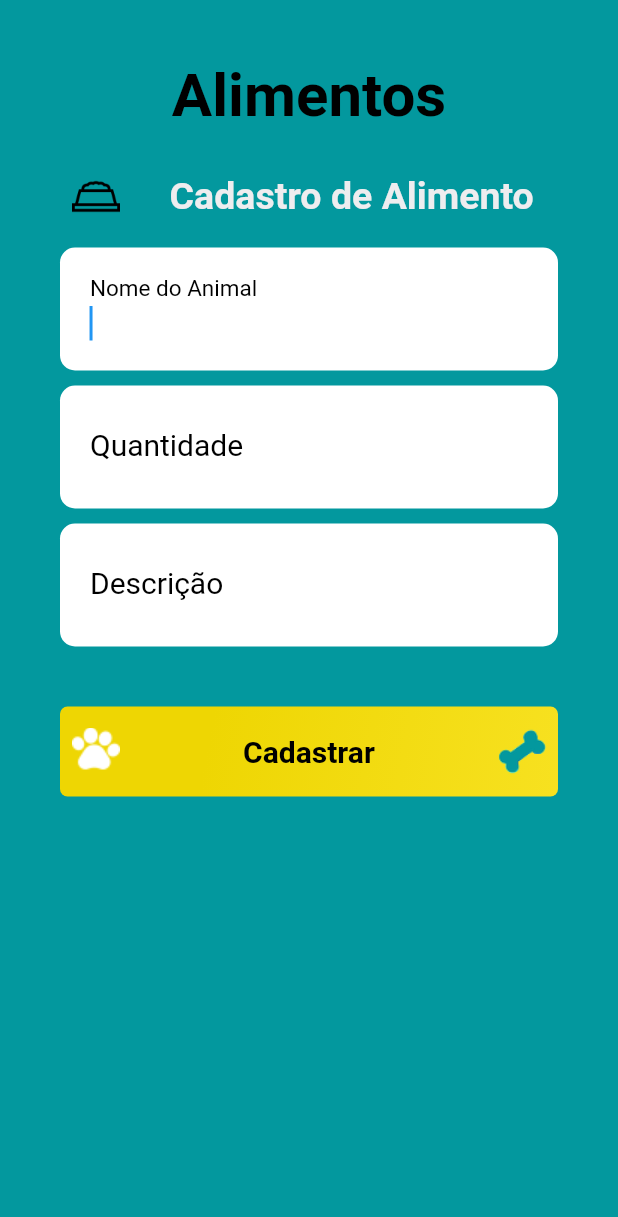
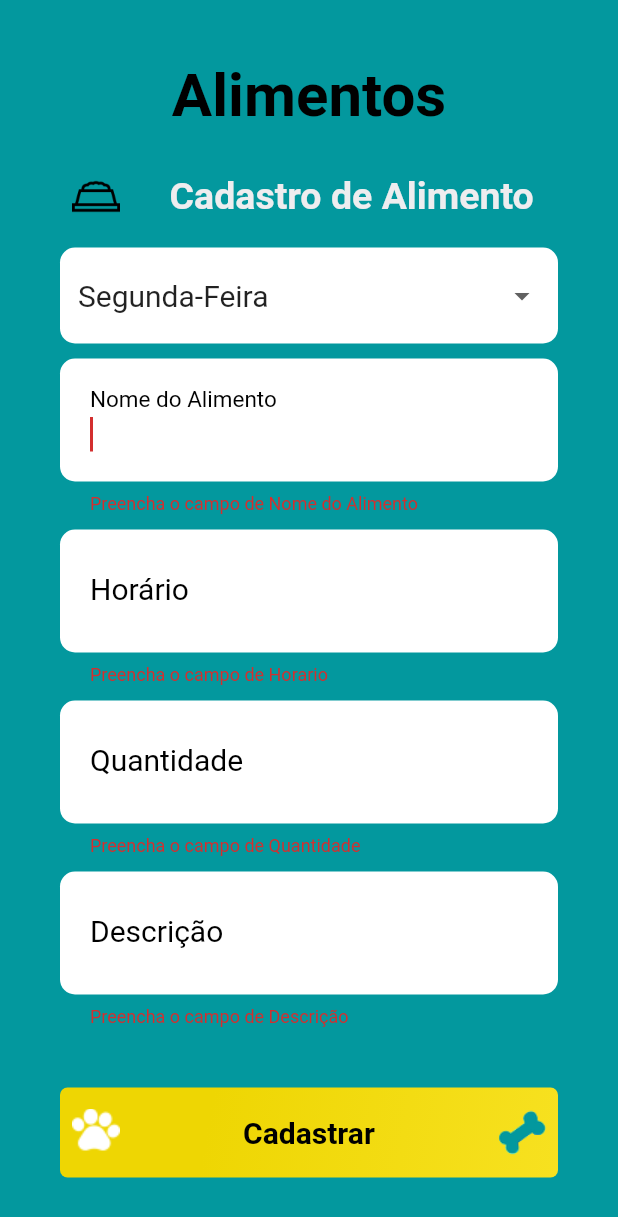
Before and after one commit to dequim1000/nutriaumigos_old, a Flutter app: the AlimentacaoPage screen opened by its route, after a tap on "Cadastrar", on a phone screen of 412 x 824 dp. Shown: the top 1217 px of the screen. Run offline on Flutter 3.47's test engine with Material 2 defaults, Android fonts, the phone set to English and light mode, and no system bars; our stand-ins replace cloud_firestore, firebase_auth, firebase_core, mask_text_input_formatter; missing offline and left inert: cpf_cnpj_validator, dart:ffi; accounts and stored records are empty.

Commit message:
Correção Alimentação

```diff
--- a/nutriaumigos/lib/Screens/Alimentacao/alimentacao.dart
+++ b/nutriaumigos/lib/Screens/Alimentacao/alimentacao.dart
@@ -13,12 +13,25 @@ class AlimentacaoPage extends StatefulWidget {
 }
 
 class _AlimentacaoPageState extends State<AlimentacaoPage> {
+  List<String> items = [
+    'Segunda-Feira',
+    'Terça-Feira',
+    'Quarta-Feira',
+    'Quinta-Feira',
+    'Sexta-Feira',
+    'Sábado',
+    'Domingo'
+  ];
+  String? selectedItem = 'Segunda-Feira';
+
   @override
   Widget build(BuildContext context) {
     var txtNomeAnimal = TextEditingController();
+    var txtHorario = TextEditingController();
     var txtQuantidade = TextEditingController();
     var txtDescricao = TextEditingController();
-    bool DiaSemana = false;
+
+    final _formKey = GlobalKey<FormState>();
 
     return Scaffold(
       body: Container(
@@ -28,6 +41,8 @@ class _AlimentacaoPageState extends State<AlimentacaoPage> {
           left: 40,
           right: 40,
         ),
+        child: Form(
+          key: _formKey,
           child: ListView(
             children: <Widget>[
               const Center(
@@ -68,24 +83,49 @@ class _AlimentacaoPageState extends State<AlimentacaoPage> {
               const SizedBox(
                 height: 10,
               ),
+              Container(
+                child: DropdownButtonFormField<String>(
+                  decoration: InputDecoration(
+                    filled: true,
+                    fillColor: Colors.white,
+                    enabledBorder: OutlineInputBorder(
+                        borderRadius: BorderRadius.circular(10.0),
+                        borderSide: BorderSide(
+                            width: 0,
+                            style: BorderStyle.none,
+                            color: Colors.white)),
+                  ),
+                  value: selectedItem,
+                  items: items
+                      .map((item) => DropdownMenuItem<String>(
+                            value: item,
+                            child: Text(item, style: TextStyle(fontSize: 20)),
+                          ))
+                      .toList(),
+                  onChanged: (item) => setState(() => selectedItem = item),
+                ),
+              ),
+              const SizedBox(
+                height: 10,
+              ),
               TextFormField(
                 controller: txtNomeAnimal,
                 autofocus: true,
-              decoration: const InputDecoration(
+                decoration: InputDecoration(
                   filled: true,
                   fillColor: Colors.white,
                   isDense: true,
                   contentPadding: EdgeInsets.all(20),
                   border: UnderlineInputBorder(
-                  borderRadius: BorderRadius.all(
-                    Radius.circular(10.0),
+                    borderRadius: const BorderRadius.all(
+                      const Radius.circular(10.0),
                     ),
                     borderSide: BorderSide(
                       width: 0,
                       style: BorderStyle.none,
                     ),
                   ),
-                labelText: "Nome do Animal",
+                  labelText: "Nome do Alimento",
                   labelStyle: TextStyle(
                     color: Colors.black,
                     fontWeight: FontWeight.w400,
@@ -95,6 +135,49 @@ class _AlimentacaoPageState extends State<AlimentacaoPage> {
                 style: const TextStyle(
                   fontSize: 20,
                 ),
+                validator: ((value) {
+                  if (value == null || value.isEmpty) {
+                    return 'Preencha o campo de Nome do Alimento';
+                  }
+                  return null;
+                }),
+              ),
+              const SizedBox(
+                height: 10,
+              ),
+              TextFormField(
+                controller: txtHorario,
+                autofocus: true,
+                decoration: InputDecoration(
+                  filled: true,
+                  fillColor: Colors.white,
+                  isDense: true,
+                  contentPadding: EdgeInsets.all(20),
+                  border: UnderlineInputBorder(
+                    borderRadius: const BorderRadius.all(
+                      const Radius.circular(10.0),
+                    ),
+                    borderSide: BorderSide(
+                      width: 0,
+                      style: BorderStyle.none,
+                    ),
+                  ),
+                  labelText: "Horário",
+                  labelStyle: TextStyle(
+                    color: Colors.black,
+                    fontWeight: FontWeight.w400,
+                    fontSize: 20,
+                  ),
+                ),
+                style: const TextStyle(
+                  fontSize: 20,
+                ),
+                validator: ((value) {
+                  if (value == null || value.isEmpty) {
+                    return 'Preencha o campo de Horario';
+                  }
+                  return null;
+                }),
               ),
               const SizedBox(
                 height: 10,
@@ -102,14 +185,14 @@ class _AlimentacaoPageState extends State<AlimentacaoPage> {
               TextFormField(
                 controller: txtQuantidade,
                 autofocus: true,
-              decoration: const InputDecoration(
+                decoration: InputDecoration(
                   filled: true,
                   fillColor: Colors.white,
                   isDense: true,
                   contentPadding: EdgeInsets.all(20),
                   border: UnderlineInputBorder(
-                  borderRadius: BorderRadius.all(
-                    Radius.circular(10.0),
+                    borderRadius: const BorderRadius.all(
+                      const Radius.circular(10.0),
                     ),
                     borderSide: BorderSide(
                       width: 0,
@@ -126,6 +209,12 @@ class _AlimentacaoPageState extends State<AlimentacaoPage> {
                 style: const TextStyle(
                   fontSize: 20,
                 ),
+                validator: ((value) {
+                  if (value == null || value.isEmpty) {
+                    return 'Preencha o campo de Quantidade';
+                  }
+                  return null;
+                }),
               ),
               const SizedBox(
                 height: 10,
@@ -133,14 +222,14 @@ class _AlimentacaoPageState extends State<AlimentacaoPage> {
               TextFormField(
                 controller: txtDescricao,
                 autofocus: true,
-              decoration: const InputDecoration(
+                decoration: InputDecoration(
                   filled: true,
                   fillColor: Colors.white,
                   isDense: true,
                   contentPadding: EdgeInsets.all(20),
                   border: UnderlineInputBorder(
-                  borderRadius: BorderRadius.all(
-                    Radius.circular(10.0),
+                    borderRadius: const BorderRadius.all(
+                      const Radius.circular(10.0),
                     ),
                     borderSide: BorderSide(
                       width: 0,
@@ -157,6 +246,12 @@ class _AlimentacaoPageState extends State<AlimentacaoPage> {
                 style: const TextStyle(
                   fontSize: 20,
                 ),
+                validator: ((value) {
+                  if (value == null || value.isEmpty) {
+                    return 'Preencha o campo de Descrição';
+                  }
+                  return null;
+                }),
               ),
               const SizedBox(
                 height: 40,
@@ -211,11 +306,16 @@ class _AlimentacaoPageState extends State<AlimentacaoPage> {
                         SizedBox(
                           height: 32,
                           width: 32,
-                        child: Image.asset("assets/icons/icon_bone_verde.png"),
+                          child:
+                              Image.asset("assets/icons/icon_bone_verde.png"),
                         ),
                       ],
                     ),
-                  onPressed: () {},
+                    onPressed: () {
+                      if (_formKey.currentState!.validate()) {
+                        Navigator.pop(context);
+                      }
+                    },
                   ),
                 ),
               ),
@@ -225,6 +325,7 @@ class _AlimentacaoPageState extends State<AlimentacaoPage> {
             ],
           ),
         ),
+      ),
     );
   }
 }
```
Lines whose indentation alone changed are shown as unchanged.
